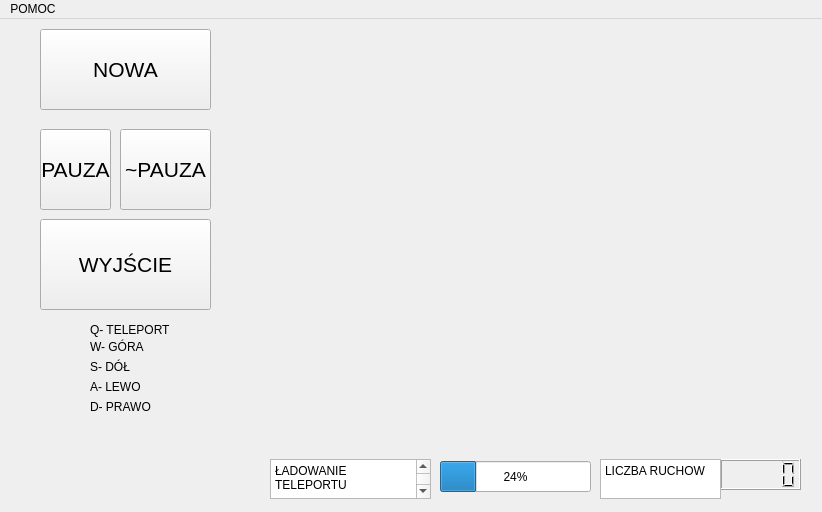
The window that mainwindow.ui (mszlachetka/labirynt) describes before a commit, drawn with Qt 5.
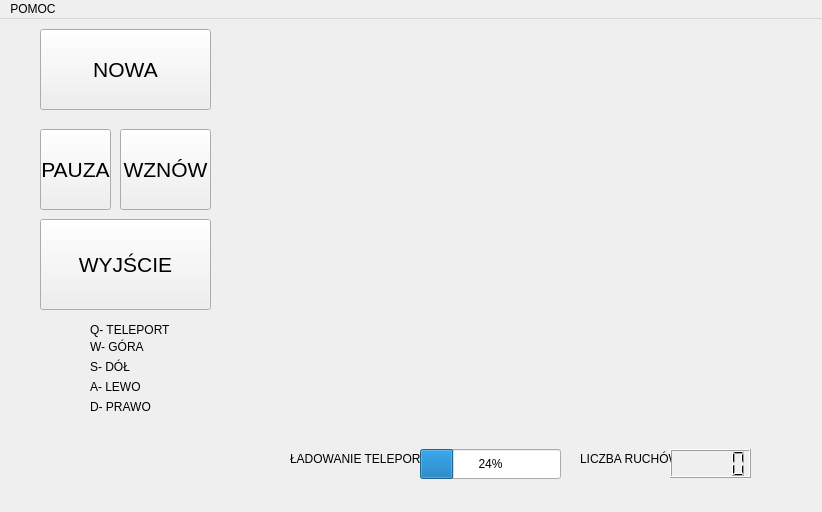
The same window after the commit.

The edit to the form file:
```diff
--- a/mainwindow.ui
+++ b/mainwindow.ui
@@ -110,7 +110,7 @@
       </font>
      </property>
      <property name="text">
-      <string>~PAUZA</string>
+      <string>WZNÓW</string>
      </property>
     </widget>
     <widget class="QLabel" name="label">
@@ -193,54 +193,53 @@
    <widget class="QLCDNumber" name="lcdNumber">
     <property name="geometry">
      <rect>
-      <x>720</x>
-      <y>440</y>
+      <x>670</x>
+      <y>430</y>
       <width>81</width>
-      <height>31</height>
+      <height>29</height>
      </rect>
     </property>
     <property name="styleSheet">
      <string notr="true">selection-color: rgb(6, 6, 6);</string>
     </property>
    </widget>
-   <widget class="QPlainTextEdit" name="plainTextEdit">
-    <property name="geometry">
-     <rect>
-      <x>600</x>
-      <y>440</y>
-      <width>121</width>
-      <height>40</height>
-     </rect>
-    </property>
-    <property name="plainText">
-     <string>LICZBA RUCHOW</string>
-    </property>
-   </widget>
    <widget class="QProgressBar" name="progressBar">
     <property name="geometry">
      <rect>
-      <x>440</x>
-      <y>442</y>
-      <width>151</width>
-      <height>31</height>
+      <x>420</x>
+      <y>430</y>
+      <width>141</width>
+      <height>30</height>
      </rect>
     </property>
     <property name="value">
      <number>24</number>
     </property>
    </widget>
-   <widget class="QPlainTextEdit" name="plainTextEdit_2">
+   <widget class="QLabel" name="label_6">
     <property name="geometry">
      <rect>
-      <x>270</x>
-      <y>440</y>
-      <width>161</width>
-      <height>40</height>
+      <x>290</x>
+      <y>430</y>
+      <width>131</width>
+      <height>20</height>
      </rect>
     </property>
-    <property name="plainText">
-     <string>ŁADOWANIE TELEPORTU
-</string>
+    <property name="text">
+     <string>ŁADOWANIE TELEPORTU</string>
+    </property>
+   </widget>
+   <widget class="QLabel" name="label_7">
+    <property name="geometry">
+     <rect>
+      <x>580</x>
+      <y>430</y>
+      <width>91</width>
+      <height>20</height>
+     </rect>
+    </property>
+    <property name="text">
+     <string>LICZBA RUCHÓW</string>
     </property>
    </widget>
   </widget>
```
